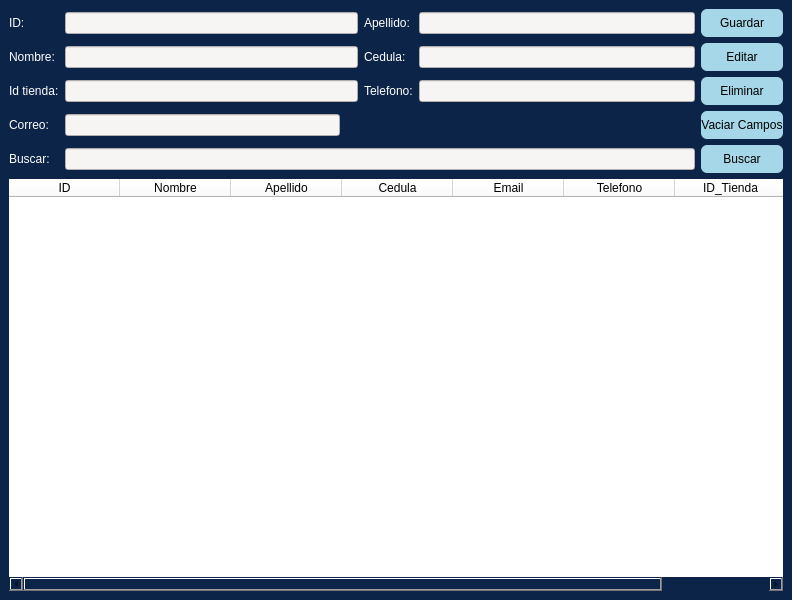
The window that Proyecto/Interfaces/Ui/Cliente.ui (EdCenten0/MAPA-Python) describes before a commit, drawn with Qt 5.
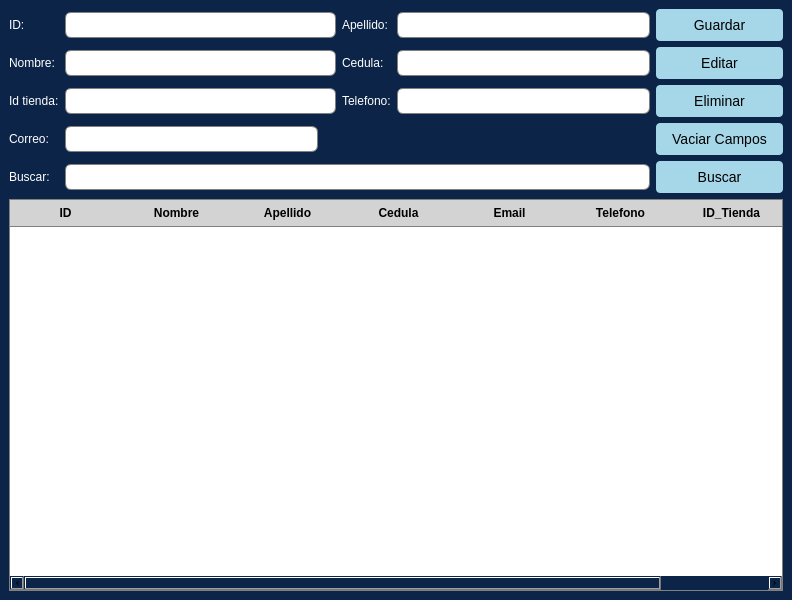
The same window after the commit.

Commit message: Mejoras en el diseño de la ventana y agregando validaciones que creo que funcionan

What changed in the file:
```diff
--- a/Proyecto/Interfaces/Ui/Cliente.ui
+++ b/Proyecto/Interfaces/Ui/Cliente.ui
@@ -29,8 +29,19 @@
       <property name="styleSheet">
        <string notr="true">QPushButton {
 	background-color: rgb(165, 215, 232);
-	border-radius: 6px
+    color: Black;
+    padding: 8px 16px;
+    border: none;
+    border-radius: 4px;
+    font-size: 14px;
+}
 
+QPushButton:hover {
+    background-color: #52c5ff;
+}
+
+QPushButton:pressed {
+    background-color: #52c7ff;
 }</string>
       </property>
       <property name="text">
@@ -55,8 +66,19 @@
       <property name="styleSheet">
        <string notr="true">QPushButton {
 	background-color: rgb(165, 215, 232);
-	border-radius: 6px
+    color: Black;
+    padding: 8px 16px;
+    border: none;
+    border-radius: 4px;
+    font-size: 14px;
+}
 
+QPushButton:hover {
+    background-color: #52c5ff;
+}
+
+QPushButton:pressed {
+    background-color: #52c7ff;
 }</string>
       </property>
       <property name="text">
@@ -64,78 +86,6 @@
       </property>
      </widget>
     </item>
-    <item row="5" column="0" colspan="8">
-     <widget class="QTableWidget" name="tb_Cliente">
-      <property name="minimumSize">
-       <size>
-        <width>0</width>
-        <height>50</height>
-       </size>
-      </property>
-      <property name="maximumSize">
-       <size>
-        <width>16777215</width>
-        <height>1000</height>
-       </size>
-      </property>
-      <property name="cursor" stdset="0">
-       <cursorShape>CrossCursor</cursorShape>
-      </property>
-      <property name="styleSheet">
-       <string notr="true">background-color: rgb(255, 255, 255);</string>
-      </property>
-      <property name="frameShape">
-       <enum>QFrame::NoFrame</enum>
-      </property>
-      <property name="sizeAdjustPolicy">
-       <enum>QAbstractScrollArea::AdjustToContents</enum>
-      </property>
-      <attribute name="horizontalHeaderDefaultSectionSize">
-       <number>111</number>
-      </attribute>
-      <attribute name="verticalHeaderDefaultSectionSize">
-       <number>25</number>
-      </attribute>
-      <attribute name="verticalHeaderMinimumSectionSize">
-       <number>23</number>
-      </attribute>
-      <column>
-       <property name="text">
-        <string>ID</string>
-       </property>
-      </column>
-      <column>
-       <property name="text">
-        <string>Nombre</string>
-       </property>
-      </column>
-      <column>
-       <property name="text">
-        <string>Apellido</string>
-       </property>
-      </column>
-      <column>
-       <property name="text">
-        <string>Cedula</string>
-       </property>
-      </column>
-      <column>
-       <property name="text">
-        <string>Email</string>
-       </property>
-      </column>
-      <column>
-       <property name="text">
-        <string>Telefono</string>
-       </property>
-      </column>
-      <column>
-       <property name="text">
-        <string>ID_Tienda</string>
-       </property>
-      </column>
-     </widget>
-    </item>
     <item row="0" column="0">
      <widget class="QLabel" name="label">
       <property name="maximumSize">
@@ -170,8 +120,19 @@
       <property name="styleSheet">
        <string notr="true">QPushButton {
 	background-color: rgb(165, 215, 232);
-	border-radius: 6px
+    color: black;
+    padding: 8px 16px;
+    border: none;
+    border-radius: 4px;
+    font-size: 14px;
+}
 
+QPushButton:hover {
+    background-color: #52c5ff;
+}
+
+QPushButton:pressed {
+    background-color: #52c7ff;
 }</string>
       </property>
       <property name="text">
@@ -188,7 +149,23 @@
        </size>
       </property>
       <property name="styleSheet">
-       <string notr="true">background-color: rgb(246, 245, 244);</string>
+       <string notr="true">QLineEdit {
+    background-color: white;
+    border: 1px solid gray;
+    padding: 4px;
+    border-radius: 6px;
+    font-size: 12px;
+}
+
+QLineEdit:focus {
+    border-color: #3daee9;
+    outline: none;
+}
+
+QLineEdit::hover {
+    background-color: #f0f0f0;
+}
+</string>
       </property>
      </widget>
     </item>
@@ -201,7 +178,23 @@
        </size>
       </property>
       <property name="styleSheet">
-       <string notr="true">background-color: rgb(246, 245, 244);</string>
+       <string notr="true">QLineEdit {
+    background-color: white;
+    border: 1px solid gray;
+    padding: 4px;
+    border-radius: 6px;
+    font-size: 12px;
+}
+
+QLineEdit:focus {
+    border-color: #3daee9;
+    outline: none;
+}
+
+QLineEdit::hover {
+    background-color: #f0f0f0;
+}
+</string>
       </property>
      </widget>
     </item>
@@ -222,9 +215,21 @@
       <property name="styleSheet">
        <string notr="true">QPushButton {
 	background-color: rgb(165, 215, 232);
-	border-radius: 6px
+    color: Black;
+    padding: 8px 16px;
+    border: none;
+    border-radius: 4px;
+    font-size: 14px;
+}
 
-}</string>
+QPushButton:hover {
+    background-color: #52c5ff;
+}
+
+QPushButton:pressed {
+    background-color: #52c7ff;
+}
+</string>
       </property>
       <property name="text">
        <string>Vaciar Campos</string>
@@ -242,8 +247,19 @@
       <property name="styleSheet">
        <string notr="true">QPushButton {
 	background-color: rgb(165, 215, 232);
-	border-radius: 6px
+    color: Black;
+    padding: 8px 16px;
+    border: none;
+    border-radius: 4px;
+    font-size: 14px;
+}
 
+QPushButton:hover {
+    background-color: #52c5ff;
+}
+
+QPushButton:pressed {
+    background-color: #52c7ff;
 }</string>
       </property>
       <property name="text">
@@ -287,7 +303,23 @@
     <item row="0" column="1" colspan="4">
      <widget class="QLineEdit" name="line_Cliente_Nombre">
       <property name="styleSheet">
-       <string notr="true">background-color: rgb(246, 245, 244);</string>
+       <string notr="true">QLineEdit {
+    background-color: white;
+    border: 1px solid gray;
+    padding: 4px;
+    border-radius: 6px;
+    font-size: 12px;
+}
+
+QLineEdit:focus {
+    border-color: #3daee9;
+    outline: none;
+}
+
+QLineEdit::hover {
+    background-color: #f0f0f0;
+}
+</string>
       </property>
      </widget>
     </item>
@@ -303,7 +335,23 @@
        </size>
       </property>
       <property name="styleSheet">
-       <string notr="true">background-color: rgb(246, 245, 244);</string>
+       <string notr="true">QLineEdit {
+    background-color: white;
+    border: 1px solid gray;
+    padding: 4px;
+    border-radius: 6px;
+    font-size: 12px;
+}
+
+QLineEdit:focus {
+    border-color: #3daee9;
+    outline: none;
+}
+
+QLineEdit::hover {
+    background-color: #f0f0f0;
+}
+</string>
       </property>
      </widget>
     </item>
@@ -360,31 +408,233 @@
        </size>
       </property>
       <property name="styleSheet">
-       <string notr="true">background-color: rgb(246, 245, 244);</string>
+       <string notr="true">QLineEdit {
+    background-color: white;
+    border: 1px solid gray;
+    padding: 4px;
+    border-radius: 6px;
+    font-size: 12px;
+}
+
+QLineEdit:focus {
+    border-color: #3daee9;
+    outline: none;
+}
+
+QLineEdit::hover {
+    background-color: #f0f0f0;
+}
+</string>
       </property>
      </widget>
     </item>
     <item row="2" column="1" colspan="4">
      <widget class="QLineEdit" name="line_Cliente_Direccion">
       <property name="styleSheet">
-       <string notr="true">background-color: rgb(246, 245, 244);</string>
+       <string notr="true">QLineEdit {
+    background-color: white;
+    border: 1px solid gray;
+    padding: 4px;
+    border-radius: 6px;
+    font-size: 12px;
+}
+
+QLineEdit:focus {
+    border-color: #3daee9;
+    outline: none;
+}
+
+QLineEdit::hover {
+    background-color: #f0f0f0;
+}
+</string>
       </property>
      </widget>
     </item>
     <item row="1" column="1" colspan="4">
      <widget class="QLineEdit" name="line_Cliente_Apellido_5">
       <property name="styleSheet">
-       <string notr="true">background-color: rgb(246, 245, 244);</string>
+       <string notr="true">QLineEdit {
+    background-color: white;
+    border: 1px solid gray;
+    padding: 4px;
+    border-radius: 6px;
+    font-size: 12px;
+}
+
+QLineEdit:focus {
+    border-color: #3daee9;
+    outline: none;
+}
+
+QLineEdit::hover {
+    background-color: #f0f0f0;
+}
+</string>
       </property>
      </widget>
     </item>
     <item row="3" column="1">
      <widget class="QLineEdit" name="line_Cliente_Apellido_4">
       <property name="styleSheet">
-       <string notr="true">background-color: rgb(246, 245, 244);</string>
+       <string notr="true">QLineEdit {
+    background-color: white;
+    border: 1px solid gray;
+    padding: 4px;
+    border-radius: 6px;
+    font-size: 12px;
+}
+
+QLineEdit:focus {
+    border-color: #3daee9;
+    outline: none;
+}
+
+QLineEdit::hover {
+    background-color: #f0f0f0;
+}
+</string>
       </property>
      </widget>
     </item>
+    <item row="5" column="0" colspan="8">
+     <widget class="QTableWidget" name="tb_Cliente">
+      <property name="minimumSize">
+       <size>
+        <width>0</width>
+        <height>50</height>
+       </size>
+      </property>
+      <property name="maximumSize">
+       <size>
+        <width>16777215</width>
+        <height>1000</height>
+       </size>
+      </property>
+      <property name="cursor" stdset="0">
+       <cursorShape>CrossCursor</cursorShape>
+      </property>
+      <property name="styleSheet">
+       <string notr="true">QTableView QHeaderView::section {
+    font-size: 12px;
+    font-weight: bold;
+    background-color: lightgray;
+    padding: 4px;
+    border: none;
+    border-bottom: 1px solid gray;
+}
+
+QTableView {
+    background-color: white;
+    border: 1px solid gray;
+}
+
+QTableView QScrollBar:vertical {
+    width: 14px;
+    background-color: lightgray;
+}
+
+QTableView QScrollBar::handle:vertical {
+    background-color: gray;
+    border-radius: 7px;
+}
+
+QTableView QScrollBar::add-line:vertical,
+QTableView QScrollBar::sub-line:vertical {
+    background-color: transparent;
+}
+
+QTableView QScrollBar::add-page:vertical,
+QTableView QScrollBar::sub-page:vertical {
+    background-color: transparent;
+}
+
+QTableView QScrollBar:horizontal {
+    height: 14px;
+    background-color: lightgray;
+}
+
+QTableView QScrollBar::handle:horizontal {
+    background-color: gray;
+    border-radius: 7px;
+}
+
+QTableView QScrollBar::add-line:horizontal,
+QTableView QScrollBar::sub-line:horizontal {
+    background-color: transparent;
+}
+
+QTableView QScrollBar::add-page:horizontal,
+QTableView QScrollBar::sub-page:horizontal {
+    background-color: transparent;
+}
+
+</string>
+      </property>
+      <property name="frameShape">
+       <enum>QFrame::NoFrame</enum>
+      </property>
+      <property name="sizeAdjustPolicy">
+       <enum>QAbstractScrollArea::AdjustToContents</enum>
+      </property>
+      <attribute name="horizontalHeaderVisible">
+       <bool>true</bool>
+      </attribute>
+      <attribute name="horizontalHeaderCascadingSectionResizes">
+       <bool>true</bool>
+      </attribute>
+      <attribute name="horizontalHeaderDefaultSectionSize">
+       <number>111</number>
+      </attribute>
+      <attribute name="horizontalHeaderShowSortIndicator" stdset="0">
+       <bool>false</bool>
+      </attribute>
+      <attribute name="horizontalHeaderStretchLastSection">
+       <bool>true</bool>
+      </attribute>
+      <attribute name="verticalHeaderDefaultSectionSize">
+       <number>25</number>
+      </attribute>
+      <attribute name="verticalHeaderMinimumSectionSize">
+       <number>23</number>
+      </attribute>
+      <column>
+       <property name="text">
+        <string>ID</string>
+       </property>
+      </column>
+      <column>
+       <property name="text">
+        <string>Nombre</string>
+       </property>
+      </column>
+      <column>
+       <property name="text">
+        <string>Apellido</string>
+       </property>
+      </column>
+      <column>
+       <property name="text">
+        <string>Cedula</string>
+       </property>
+      </column>
+      <column>
+       <property name="text">
+        <string>Email</string>
+       </property>
+      </column>
+      <column>
+       <property name="text">
+        <string>Telefono</string>
+       </property>
+      </column>
+      <column>
+       <property name="text">
+        <string>ID_Tienda</string>
+       </property>
+      </column>
+     </widget>
+    </item>
    </layout>
   </widget>
  </widget>
```
Left out of the diff: 22 changed lines with no effect on the pictures. The commit also changes 2 other files.
